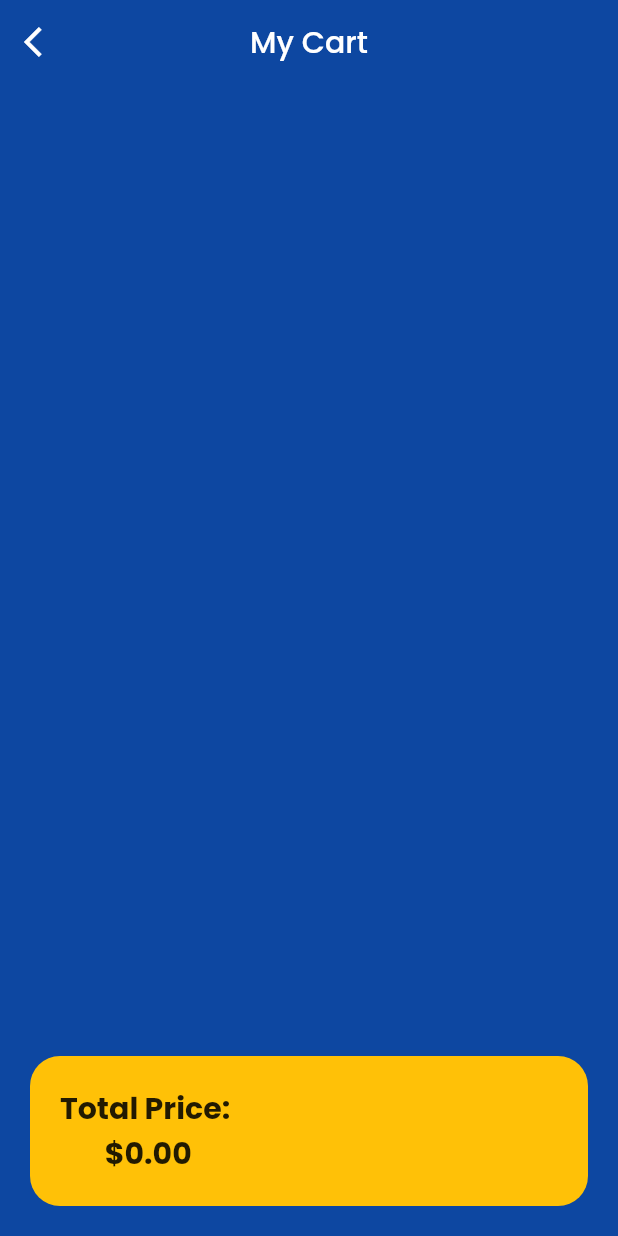
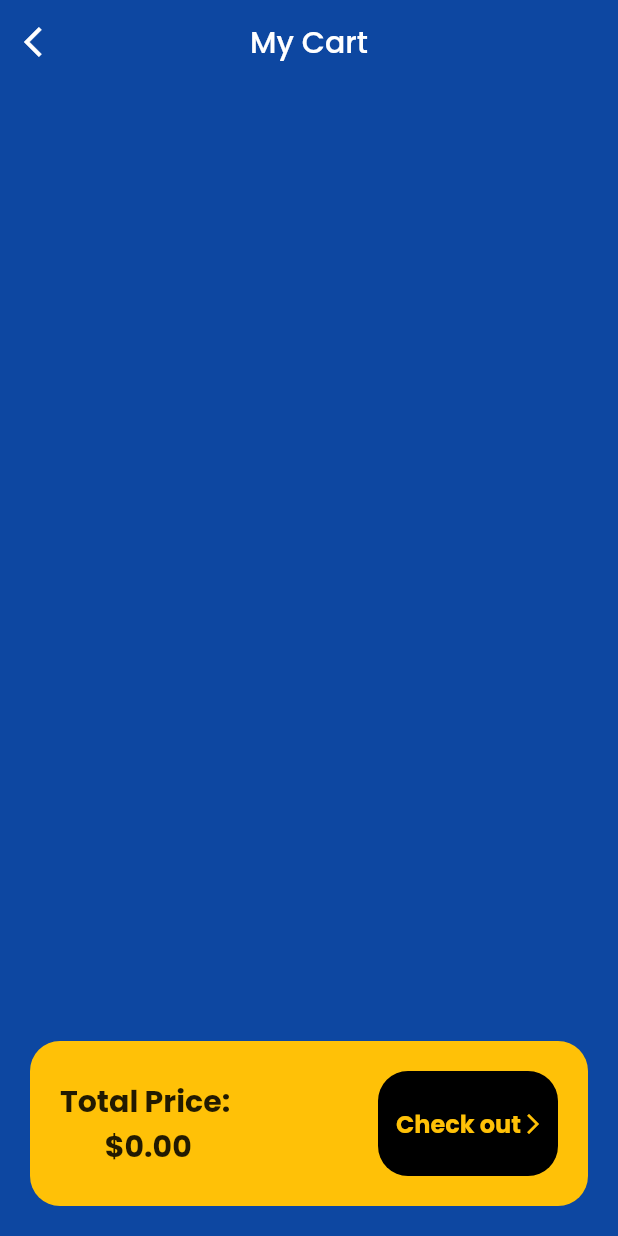
Before and after one commit to Piro224/furniture_app_UI, a Flutter app: the CartPage screen opened directly, on a phone screen of 412 x 824 dp. Run offline on Flutter 3.47's test engine with Material 2 defaults, Android fonts, the phone set to English and light mode, and no system bars; our stand-ins replace google_fonts.

Commit message:
first commit

```diff
--- a/lib/utils/cart.dart
+++ b/lib/utils/cart.dart
@@ -95,6 +95,7 @@ class CartPage extends StatelessWidget {
                   ),
                   padding: const EdgeInsets.all(20),
                   child: Row(
+                    mainAxisAlignment: MainAxisAlignment.spaceBetween,
                     children: [
                       Column(
                         // ignore: prefer_const_literals_to_create_immutables
@@ -111,6 +112,33 @@ class CartPage extends StatelessWidget {
                           ),
                         ],
                       ),
+                      GestureDetector(
+                        onTap: (){},
+                        child: Container(
+                          height: 70,
+                          width: 120,
+                          decoration: BoxDecoration(
+                            color: Colors.black,
+                            borderRadius: BorderRadius.circular(20),
+                          ),
+                          child: Row(
+                            children: const [
+                              Center(
+                                child: Padding(
+                                  padding: EdgeInsets.only(left:12.0, ),
+                                  child: Text(
+                                    "Check out",
+                                    style: TextStyle(
+                                        color: Colors.amber,
+                                        fontWeight: FontWeight.bold, fontSize: 16),
+                                  ),
+                                ),
+                              ),
+                              Icon(Icons.arrow_forward_ios, size: 16, color: Colors.amber,)
+                            ],
+                          ),
+                        ),
+                      ),
                     ],
                   ),
                 ),
```
Also changed, not shown: Screenshot_1671006589.png (added).
